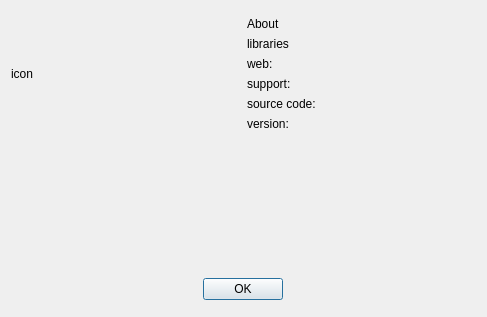
Qt form src/about.ui (denprog/yutovo-desktop) before a commit.
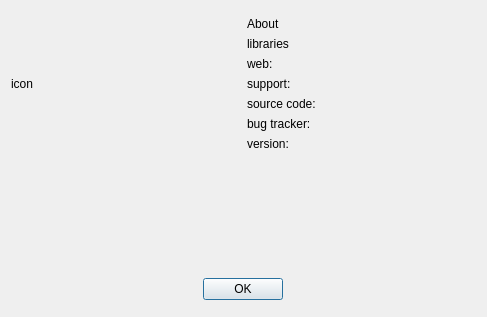
The same form after that commit.

Commit message: Add link to the bug tracker.

Diff of the .ui file:
```diff
--- a/src/about.ui
+++ b/src/about.ui
@@ -84,6 +84,13 @@
          </property>
         </widget>
        </item>
+       <item>
+        <widget class="QLabel" name="bug_tracker_link">
+         <property name="text">
+          <string>bug tracker:</string>
+         </property>
+        </widget>
+       </item>
        <item>
         <widget class="QLabel" name="version">
          <property name="text">
```
The commit also changes 4 other files.
